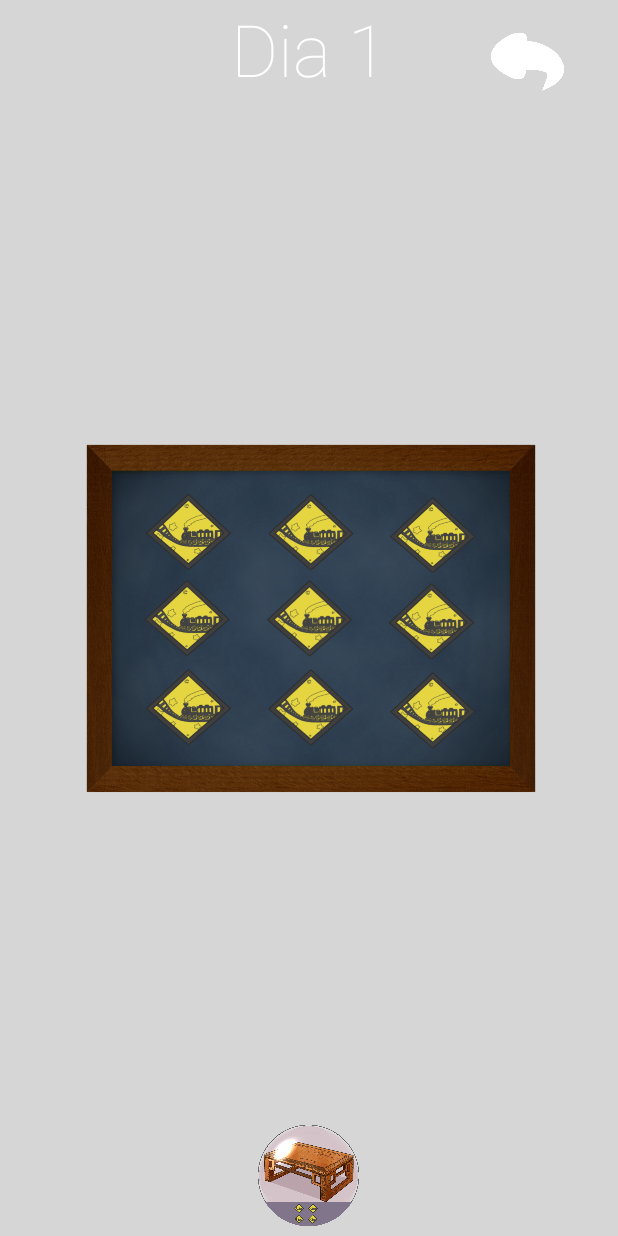
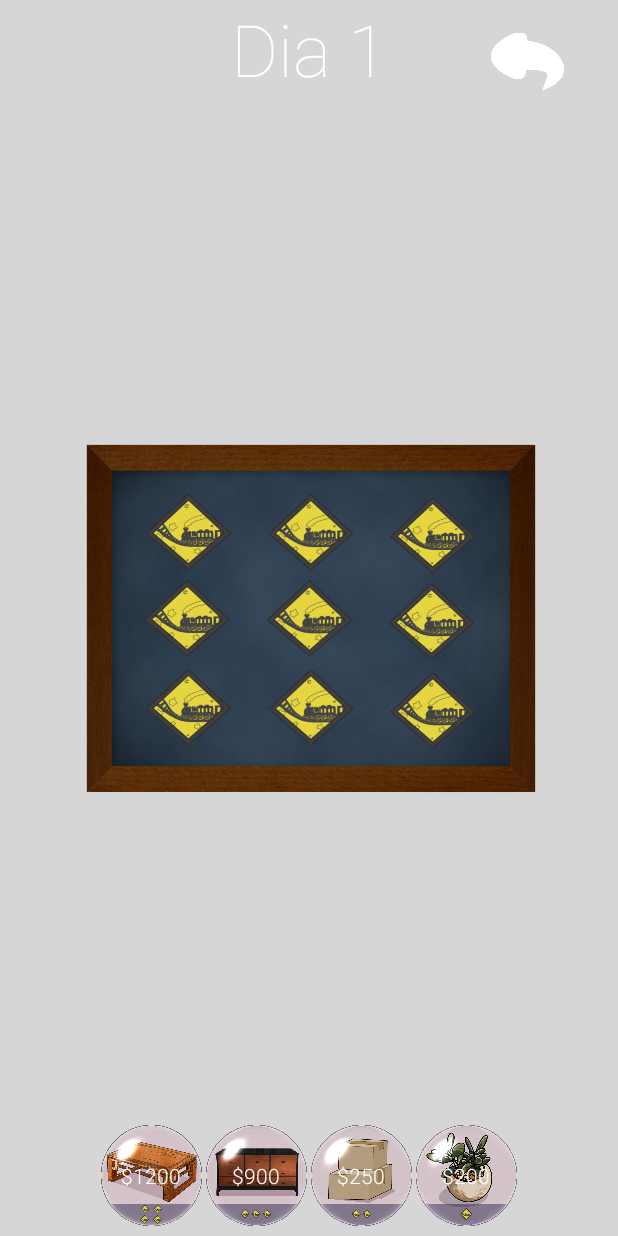
Before and after one commit to projeto-de-algoritmos/PD_Expresso-do-Infinito, an Android app built with Jetpack Compose: the layout principal.xml on its own in the app's theme, with its tools: preview values and no code run, on a phone screen of 412 x 824 dp. Run offline under Robolectric (Android 15) with nearby library versions, the phone set to English and light mode, and no system bars.

Commit message:
Implementação do Algorítmo da Mochila

```diff
--- a/app/src/main/res/layout/principal.xml
+++ b/app/src/main/res/layout/principal.xml
@@ -121,11 +121,12 @@
                                 android:layout_width="120dp"
                                 android:layout_height="120dp"
                                 android:layout_marginStart="60dp"
-                                android:layout_marginTop="32dp"
+                                android:layout_marginTop="40dp"
                                 android:foreground="@drawable/mesa_cima"
                                 android:visibility="invisible"
                                 app:layout_constraintStart_toStartOf="parent"
                                 app:layout_constraintTop_toTopOf="parent" />
+
                         </androidx.constraintlayout.widget.ConstraintLayout>
                     </androidx.cardview.widget.CardView>
 
@@ -160,7 +161,43 @@
                                 android:layout_width="70dp"
                                 android:layout_height="70dp"
                                 android:layout_weight="1"
-                                android:foreground="@drawable/mesa_icon" />
+                                android:background="@drawable/mesa_icon"
+                                android:fontFamily="sans-serif-light"
+                                android:text="$1200"
+                                android:textColor="#FFFFFF" />
+
+                            <Button
+                                android:id="@+id/button_comoda"
+                                style="@style/Widget.AppCompat.Button.Borderless"
+                                android:layout_width="70dp"
+                                android:layout_height="70dp"
+                                android:layout_weight="1"
+                                android:background="@drawable/comoda_icon"
+                                android:fontFamily="sans-serif-light"
+                                android:text="$900"
+                                android:textColor="#FFFFFF" />
+
+                            <Button
+                                android:id="@+id/button_caixa"
+                                style="@style/Widget.AppCompat.Button.Borderless"
+                                android:layout_width="70dp"
+                                android:layout_height="70dp"
+                                android:layout_weight="1"
+                                android:background="@drawable/caixa_icon"
+                                android:fontFamily="sans-serif-light"
+                                android:text="$250"
+                                android:textColor="#FFFFFF" />
+
+                            <Button
+                                android:id="@+id/button_planta"
+                                style="@style/Widget.AppCompat.Button.Borderless"
+                                android:layout_width="70dp"
+                                android:layout_height="70dp"
+                                android:layout_weight="1"
+                                android:background="@drawable/planta_icon"
+                                android:fontFamily="sans-serif-light"
+                                android:text="$200"
+                                android:textColor="#FFFFFF" />
                         </LinearLayout>
                     </HorizontalScrollView>
                 </androidx.constraintlayout.widget.ConstraintLayout>
```
Also changed, not shown: app/src/main/java/projeto/controle/expressodoinfinito/MainActivity.kt (+29 -53 lines), app/src/main/res/drawable/caixa_icon.png (added), app/src/main/res/drawable/comoda_icon.png (added), app/src/main/res/drawable/mesa_icon.png, app/src/main/res/drawable/planta_icon.png (added).
